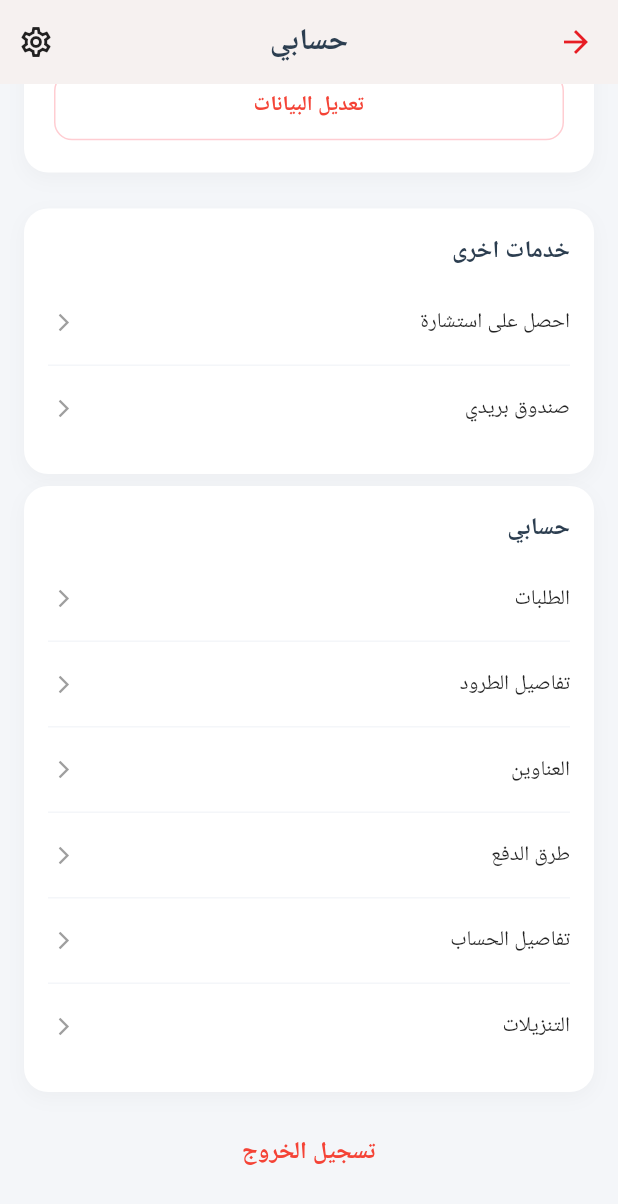
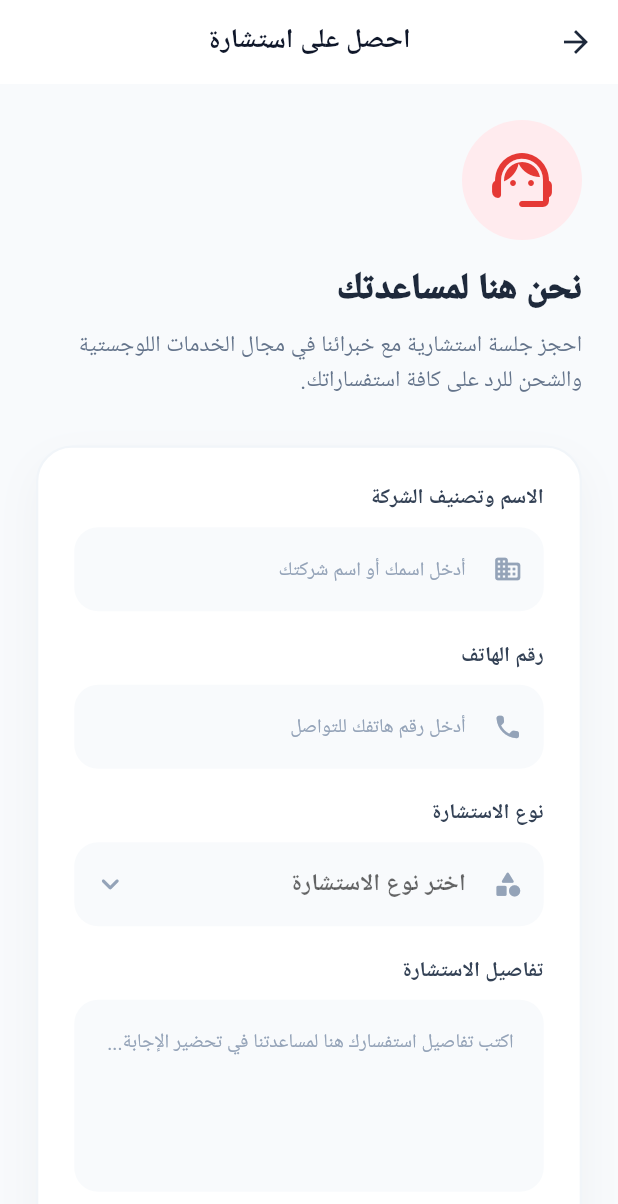
Before and after one commit to youssef-mohamed07/online-ezzay, a Flutter app: the ProfilePage screen opened directly, scrolled down 135 dp, after a tap on "احصل على استشارة", on a phone screen of 412 x 824 dp. Shown: the top 1204 px of the screen. Run offline on Flutter 3.47's test engine with Material 3 defaults, Android fonts, the phone set to English and light mode, and no system bars; our stand-ins replace google_fonts, shared_preferences; missing offline and left inert: flutter_stripe; accounts and stored records are empty; network calls fail; Roboto replaces fonts that are missing (Cairo).

Commit message:
Enhance home page action items with icons and improve layout; add consultation page with form for user inquiries and feedback.

```diff
--- /dev/null
+++ b/lib/views/screens/consultation_page.dart
@@ -0,0 +1,258 @@
+import 'package:flutter/material.dart';
+
+class ConsultationPage extends StatefulWidget {
+  const ConsultationPage({super.key});
+
+  @override
+  State<ConsultationPage> createState() => _ConsultationPageState();
+}
+
+class _ConsultationPageState extends State<ConsultationPage> {
+  final _formKey = GlobalKey<FormState>();
+  String? _selectedTopic;
+
+  final List<String> _topics = [
+    'استشارة جمركية',
+    'استشارة شحن دولي',
+    'استشارة تغليف وتخزين',
+    'أخرى',
+  ];
+
+  @override
+  Widget build(BuildContext context) {
+    return Directionality(
+      textDirection: TextDirection.rtl,
+      child: Scaffold(
+        backgroundColor: const Color(0xFFF8FAFC),
+        appBar: AppBar(
+          backgroundColor: Colors.white,
+          elevation: 0,
+          scrolledUnderElevation: 0,
+          centerTitle: true,
+          iconTheme: const IconThemeData(color: Color(0xFF1E293B)),
+          title: const Text(
+            'احصل على استشارة',
+            style: TextStyle(
+              color: Color(0xFF0F172A),
+              fontSize: 18,
+              fontWeight: FontWeight.bold,
+            ),
+          ),
+        ),
+        body: SingleChildScrollView(
+          padding: const EdgeInsets.all(24.0),
+          child: Column(
+            crossAxisAlignment: CrossAxisAlignment.start,
+            children: [
+              _buildHeader(),
+              const SizedBox(height: 32),
+              _buildForm(),
+            ],
+          ),
+        ),
+      ),
+    );
+  }
+
+  Widget _buildHeader() {
+    return Column(
+      crossAxisAlignment: CrossAxisAlignment.start,
+      children: [
+        Container(
+          padding: const EdgeInsets.all(16),
+          decoration: BoxDecoration(
+            color: Colors.red.shade50,
+            shape: BoxShape.circle,
+          ),
+          child: Icon(
+            Icons.support_agent_rounded,
+            size: 48,
+            color: Colors.red.shade600,
+          ),
+        ),
+        const SizedBox(height: 16),
+        const Text(
+          'نحن هنا لمساعدتك',
+          style: TextStyle(
+            fontSize: 24,
+            fontWeight: FontWeight.w900,
+            color: Color(0xFF1E293B),
+          ),
+        ),
+        const SizedBox(height: 8),
+        const Text(
+          'احجز جلسة استشارية مع خبرائنا في مجال الخدمات اللوجستية والشحن للرد على كافة استفساراتك.',
+          style: TextStyle(
+            fontSize: 15,
+            color: Color(0xFF64748B),
+            height: 1.5,
+          ),
+        ),
+      ],
+    );
+  }
+
+  Widget _buildForm() {
+    return Container(
+      padding: const EdgeInsets.all(24),
+      decoration: BoxDecoration(
+        color: Colors.white,
+        borderRadius: BorderRadius.circular(24),
+        border: Border.all(color: const Color(0xFFF1F5F9), width: 1.5),
+        boxShadow: [
+          BoxShadow(
+            color: const Color(0xFF0F172A).withValues(alpha: 0.04),
+            blurRadius: 24,
+            offset: const Offset(0, 12),
+          ),
+        ],
+      ),
+      child: Form(
+        key: _formKey,
+        child: Column(
+          crossAxisAlignment: CrossAxisAlignment.start,
+          children: [
+            _buildLabel('الاسم وتصنيف الشركة'),
+            _buildTextField(hint: 'أدخل اسمك أو اسم شركتك', icon: Icons.business_rounded),
+
+            const SizedBox(height: 20),
+            _buildLabel('رقم الهاتف'),
+            _buildTextField(hint: 'أدخل رقم هاتفك للتواصل', icon: Icons.phone_rounded, keyboardType: TextInputType.phone),
+
+            const SizedBox(height: 20),
+            _buildLabel('نوع الاستشارة'),
+            _buildDropdown(),
+
+            const SizedBox(height: 20),
+            _buildLabel('تفاصيل الاستشارة'),
+            _buildTextField(
+              hint: 'اكتب تفاصيل استفسارك هنا لمساعدتنا في تحضير الإجابة...',
+              icon: Icons.description_rounded,
+              maxLines: 4,
+            ),
+
+            const SizedBox(height: 32),
+            SizedBox(
+              width: double.infinity,
+              child: ElevatedButton(
+                onPressed: () {
+                  if (_formKey.currentState!.validate()) {
+                    ScaffoldMessenger.of(context).showSnackBar(
+                      const SnackBar(
+                        content: Text('تم إرسال طلبك بنجاح، سنتواصل معك قريباً!'),
+                        backgroundColor: Colors.green,
+                      ),
+                    );
+                    Navigator.pop(context);
+                  }
+                },
+                style: ElevatedButton.styleFrom(
+                  backgroundColor: const Color(0xFFE71D24),
+                  foregroundColor: Colors.white,
+                  padding: const EdgeInsets.symmetric(vertical: 16),
+                  shape: RoundedRectangleBorder(
+                    borderRadius: BorderRadius.circular(16),
+                  ),
+                  elevation: 0,
+                ),
+                child: const Text(
+                  'إرسال الطلب',
+                  style: TextStyle(
+                    fontSize: 16,
+                    fontWeight: FontWeight.bold,
+                  ),
+                ),
+              ),
+            ),
+          ],
+        ),
+      ),
+    );
+  }
+
+  Widget _buildLabel(String text) {
+    return Padding(
+      padding: const EdgeInsets.only(bottom: 8),
+      child: Text(
+        text,
+        style: const TextStyle(
+          fontSize: 14,
+          fontWeight: FontWeight.bold,
+          color: Color(0xFF334155),
+        ),
+      ),
+    );
+  }
+
+  Widget _buildTextField({
+    required String hint,
+    required IconData icon,
+    int maxLines = 1,
+    TextInputType? keyboardType,
+  }) {
+    return TextFormField(
+      maxLines: maxLines,
+      keyboardType: keyboardType,
+      validator: (value) => value == null || value.isEmpty ? 'هذا الحقل مطلوب' : null,
+      decoration: InputDecoration(
+        hintText: hint,
+        hintStyle: const TextStyle(color: Color(0xFF94A3B8), fontSize: 13),
+        prefixIcon: maxLines == 1 ? Icon(icon, color: const Color(0xFF94A3B8), size: 20) : null,
+        filled: true,
+        fillColor: const Color(0xFFF8FAFC),
+        border: OutlineInputBorder(
+          borderRadius: BorderRadius.circular(16),
+          borderSide: BorderSide.none,
+        ),
+        enabledBorder: OutlineInputBorder(
+          borderRadius: BorderRadius.circular(16),
+          borderSide: BorderSide.none,
+        ),
+        focusedBorder: OutlineInputBorder(
+          borderRadius: BorderRadius.circular(16),
+          borderSide: const BorderSide(color: Color(0xFFE71D24), width: 1.5),
+        ),
+        contentPadding: const EdgeInsets.symmetric(horizontal: 16, vertical: 16),
+      ),
+    );
+  }
+
+  Widget _buildDropdown() {
+    return DropdownButtonFormField<String>(
+      value: _selectedTopic,
+      validator: (value) => value == null ? 'يرجى اختيار نوع الاستشارة' : null,
+      items: _topics.map((topic) {
+        return DropdownMenuItem(
+          value: topic,
+          child: Text(topic, style: const TextStyle(fontSize: 14, color: Color(0xFF1E293B))),
+        );
+      }).toList(),
+      onChanged: (val) {
+        setState(() {
+          _selectedTopic = val;
+        });
+      },
+      icon: const Icon(Icons.keyboard_arrow_down_rounded, color: Color(0xFF94A3B8)),
+      decoration: InputDecoration(
+        hintText: 'اختر نوع الاستشارة',
+        hintStyle: const TextStyle(color: Color(0xFF94A3B8), fontSize: 13),
+        prefixIcon: const Icon(Icons.category_rounded, color: Color(0xFF94A3B8), size: 20),
+        filled: true,
+        fillColor: const Color(0xFFF8FAFC),
+        border: OutlineInputBorder(
+          borderRadius: BorderRadius.circular(16),
+          borderSide: BorderSide.none,
+        ),
+        enabledBorder: OutlineInputBorder(
+          borderRadius: BorderRadius.circular(16),
+          borderSide: BorderSide.none,
+        ),
+        focusedBorder: OutlineInputBorder(
+          borderRadius: BorderRadius.circular(16),
+          borderSide: const BorderSide(color: Color(0xFFE71D24), width: 1.5),
+        ),
+        contentPadding: const EdgeInsets.symmetric(horizontal: 16, vertical: 16),
+      ),
+    );
+  }
+}
--- a/lib/views/screens/profile_page.dart
+++ b/lib/views/screens/profile_page.dart
@@ -5,6 +5,7 @@ import 'package:online_ezzy/providers/auth_provider.dart';
 import 'edit_profile_page.dart';
 import 'settings_page.dart';
 import 'po_box_page.dart';
+import 'consultation_page.dart';
 import 'auth/login_page.dart';
 import 'shell_page.dart';
 
@@ -396,7 +397,15 @@ class _ProfilePageState extends State<ProfilePage>
             ),
           ),
           SizedBox(height: 8),
-          _buildMenuListItem('احصل على استشارة'),
+          _buildMenuListItem(
+            'احصل على استشارة',
+            onTap: () {
+              Navigator.push(
+                context,
+                MaterialPageRoute(builder: (_) => const ConsultationPage()),
+              );
+            },
+          ),
           const Divider(height: 1, color: Color(0xFFF4F6F9)),
           _buildMenuListItem(
             'صندوق بريدي',
```
Also changed, not shown: lib/views/screens/home_page.dart (+59 -21 lines), lib/views/screens/packages_page.dart (+46 -3 lines).
